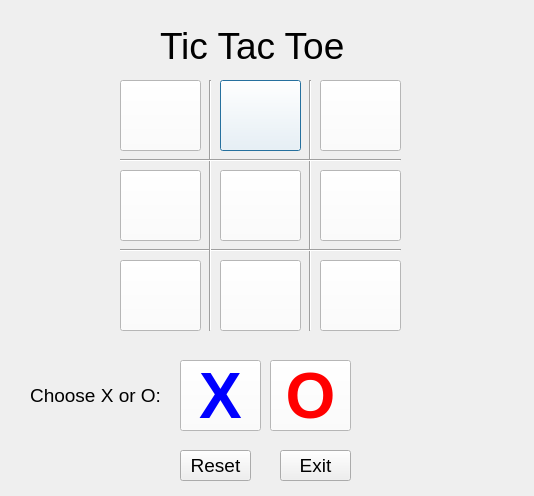
Above: GamesApp/tic_tac_toe.ui from NoahMcKearney/Software-Team-Project before the change. Below: the same form after it.
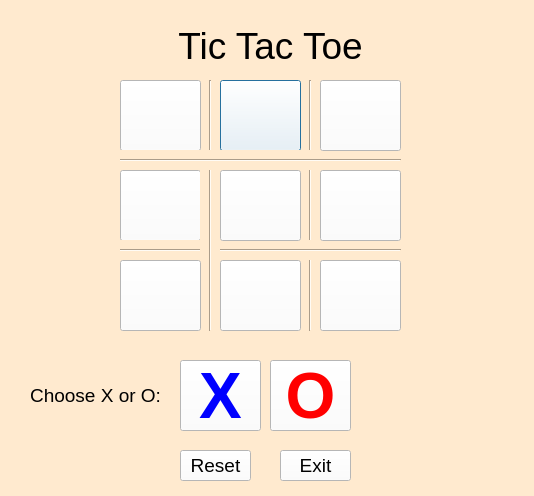
That is the form after the change.

Commit message: changed color of forms

Diff of the .ui file:
```diff
--- a/GamesApp/tic_tac_toe.ui
+++ b/GamesApp/tic_tac_toe.ui
@@ -13,6 +13,9 @@
   <property name="windowTitle">
    <string>Tic_Tac_Toe</string>
   </property>
+  <property name="styleSheet">
+   <string notr="true">background-color: rgb(255, 234, 207);</string>
+  </property>
   <widget class="Line" name="line_2">
    <property name="geometry">
     <rect>
@@ -533,6 +536,9 @@
      <pointsize>14</pointsize>
     </font>
    </property>
+   <property name="styleSheet">
+    <string notr="true">background-color: rgb(255, 255, 255);</string>
+   </property>
    <property name="text">
     <string>Exit</string>
    </property>
@@ -540,10 +546,10 @@
   <widget class="QLabel" name="titleLabel">
    <property name="geometry">
     <rect>
-     <x>160</x>
-     <y>-10</y>
+     <x>140</x>
+     <y>20</y>
      <width>261</width>
-     <height>111</height>
+     <height>51</height>
     </rect>
    </property>
    <property name="font">
@@ -561,6 +567,9 @@
    <property name="text">
     <string>Tic Tac Toe</string>
    </property>
+   <property name="alignment">
+    <set>Qt::AlignCenter</set>
+   </property>
   </widget>
   <widget class="QLabel" name="chooseLabel">
    <property name="geometry">
@@ -600,6 +609,9 @@
      <pointsize>14</pointsize>
     </font>
    </property>
+   <property name="styleSheet">
+    <string notr="true">background-color: rgb(255, 255, 255);</string>
+   </property>
    <property name="text">
     <string>Reset</string>
    </property>
```
The commit also changes 6 other files.
